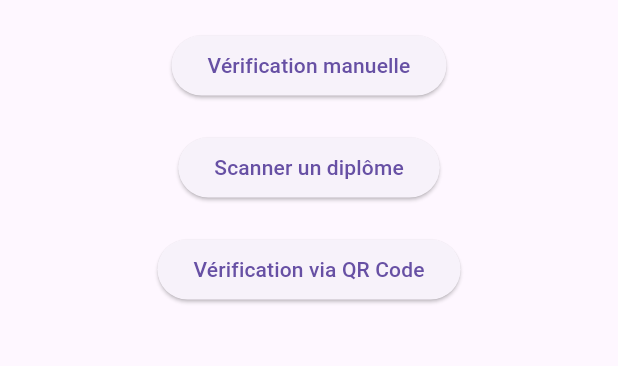
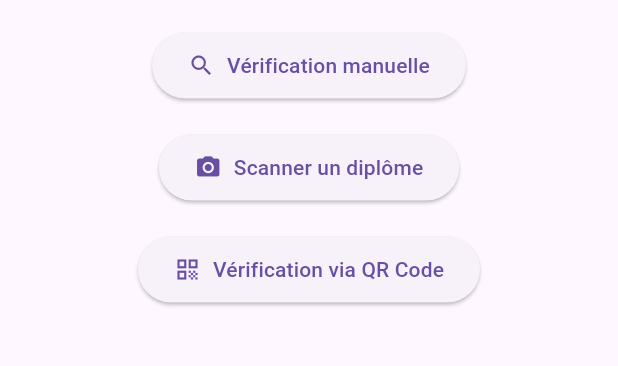
Before and after one commit to Ibrahim1014/projet-authentika, a Flutter app: the screen it shows after launch, on a phone screen of 412 x 824 dp, the part 518-884 px from its top. Run offline on Flutter 3.47's test engine with Material 3 defaults, Android fonts, the phone set to English and light mode, and no system bars; our stand-ins replace cloud_firestore, firebase_core, image_picker; missing offline and left inert: flutter_tesseract_ocr, qr_code_scanner, web3dart; accounts and stored records are empty; Roboto replaces fonts that are missing (Arial); statements that could not run were skipped.

```diff
--- a/lib/main.dart
+++ b/lib/main.dart
@@ -2,6 +2,8 @@ import 'package:flutter/material.dart';
 import 'package:firebase_core/firebase_core.dart'; // Firebase Core
 import 'package:cloud_firestore/cloud_firestore.dart'; // Firestore
 import 'firebase_options.dart'; // Firebase options générées automatiquement
+import 'scan_diploma.dart'; // Importer la page pour scanner un diplôme
+import 'qr_code_scanner.dart'; // Importer la page pour scanner QR Code
 
 void main() async {
   WidgetsFlutterBinding.ensureInitialized();
@@ -117,8 +119,8 @@ class _HomeScreenState extends State<HomeScreen> {
               ),
               SizedBox(height: 20),
 
-              // Bouton Vérification manuelle
-              ElevatedButton(
+              // Bouton Vérification manuelle avec icône
+              ElevatedButton.icon(
                 onPressed: () {
                   showDialog(
                     context: context,
@@ -159,23 +161,48 @@ class _HomeScreenState extends State<HomeScreen> {
                     },
                   );
                 },
-                child: Text('Vérification manuelle'),
+                icon: Icon(Icons.search), // Icône ajoutée
+                label: Text('Vérification manuelle'),
+                style: ElevatedButton.styleFrom(
+                  padding: EdgeInsets.symmetric(vertical: 12, horizontal: 24),
+                ),
               ),
               SizedBox(height: 20),
 
-              // Autres boutons de fonctionnalités
-              ElevatedButton(
+// Bouton Scanner un diplôme avec icône et navigation vers la page ScanDiploma
+              ElevatedButton.icon(
                 onPressed: () {
-                  print('Scanner un diplôme');
+                  Navigator.push(
+                    context,
+                    MaterialPageRoute(
+                        builder: (context) =>
+                            ScanDiploma()), // Naviguer vers la page ScanDiploma
+                  );
                 },
-                child: Text('Scanner un diplôme'),
+                icon: Icon(Icons.camera_alt),
+                label: Text('Scanner un diplôme'),
+                style: ElevatedButton.styleFrom(
+                  padding: EdgeInsets.symmetric(vertical: 12, horizontal: 24),
                 ),
+              ),
+
               SizedBox(height: 20),
-              ElevatedButton(
+
+// Bouton Vérification via QR Code avec icône et navigation vers la page QRCodeScanner
+              ElevatedButton.icon(
                 onPressed: () {
-                  print('Vérification via QR Code');
+                  Navigator.push(
+                    context,
+                    MaterialPageRoute(
+                        builder: (context) =>
+                            QRCodeScanner()), // Naviguer vers la page QRCodeScanner
+                  );
                 },
-                child: Text('Vérification via QR Code'),
+                icon: Icon(Icons.qr_code),
+                label: Text('Vérification via QR Code'),
+                style: ElevatedButton.styleFrom(
+                  padding: EdgeInsets.symmetric(vertical: 12, horizontal: 24),
+                ),
               ),
 
               SizedBox(height: 20),
@@ -184,15 +211,25 @@ class _HomeScreenState extends State<HomeScreen> {
               if (verificationResult != null)
                 Padding(
                   padding: const EdgeInsets.all(16.0),
+                  child: Card(
+                    color: isDiplomeValide
+                        ? Colors.green[50]
+                        : Colors
+                            .red[50], // Couleur de fond en fonction du résultat
+                    elevation: 4, // Ombre de la carte
+                    child: Padding(
+                      padding: const EdgeInsets.all(16.0),
                       child: Text(
                         verificationResult!,
                         style: TextStyle(
                           fontSize: 20,
                           color: isDiplomeValide
                               ? Colors.green
-                          : Colors.red, // Rouge si non valide
+                              : Colors.red, // Texte coloré
                         ),
                         textAlign: TextAlign.center,
+                      ),
+                    ),
                   ),
                 ),
             ],
```
Also changed, not shown: lib/qr_code_scanner.dart (added, +57 -0 lines), lib/scan_diploma.dart (added, +96 -0 lines), lib/verification_manuelle.dart (added, +110 -0 lines). Lines whose indentation alone changed are shown as unchanged.
